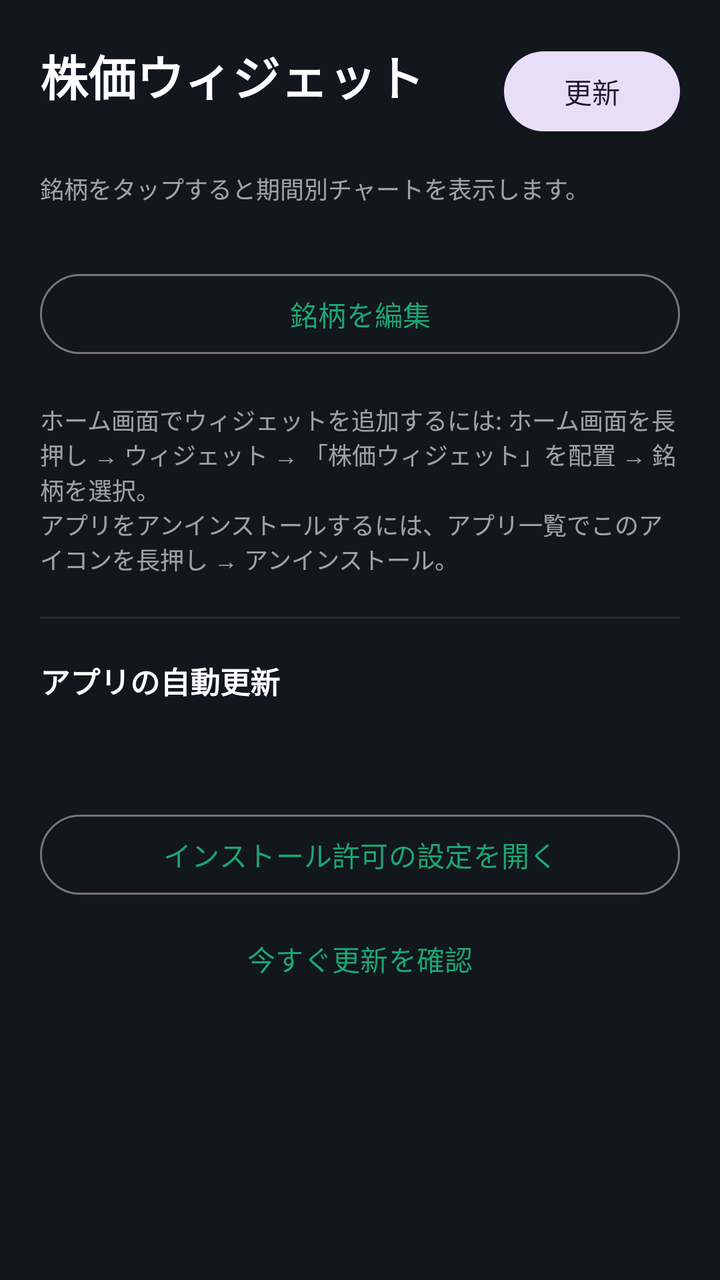
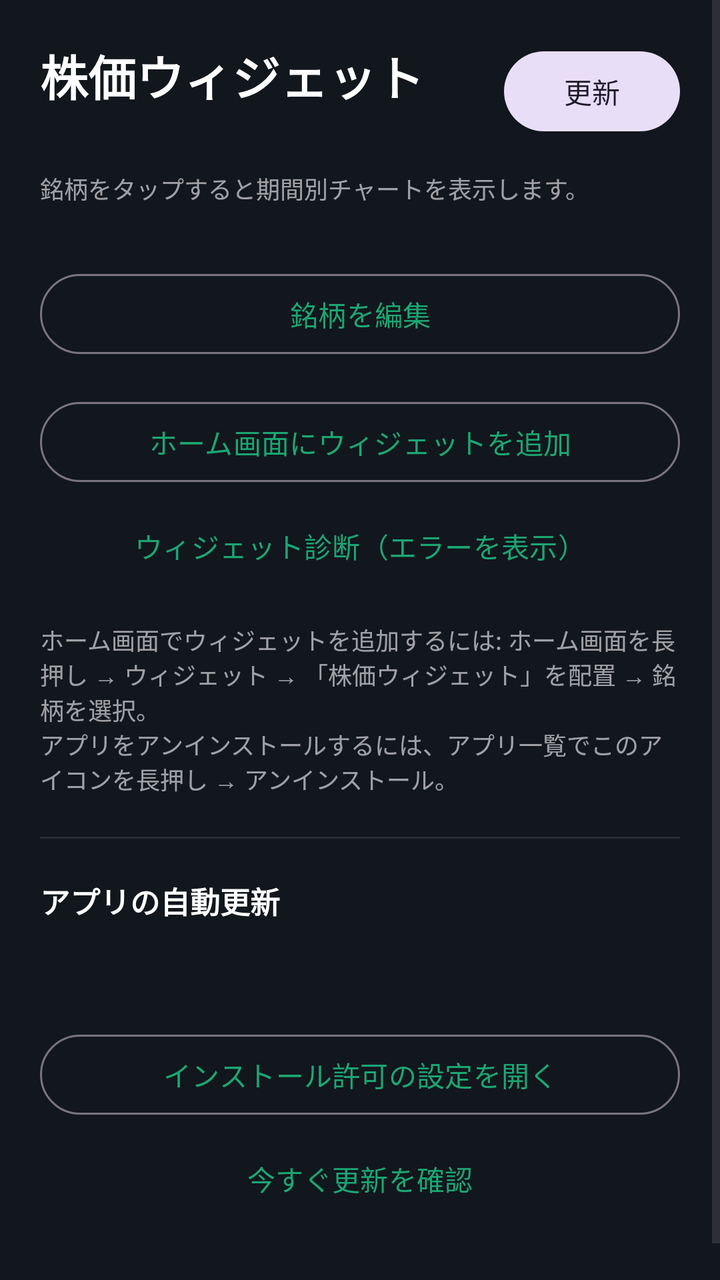

Two renders of the same Android screen: before a commit and after it. Below are the layout's source before the change and the commit's diff.
<!-- AndroidManifest.xml: activity theme Theme.StockWidget -->
<!-- res/layout/activity_main.xml -->
<?xml version="1.0" encoding="utf-8"?>
<FrameLayout
    xmlns:android="http://schemas.android.com/apk/res/android"
    android:layout_width="match_parent"
    android:layout_height="match_parent"
    android:background="#12161D">

    <ScrollView
        android:layout_width="match_parent"
        android:layout_height="match_parent"
        android:fillViewport="true">

        <LinearLayout
            android:layout_width="match_parent"
            android:layout_height="wrap_content"
            android:orientation="vertical"
            android:padding="20dp">

            <LinearLayout
                android:layout_width="match_parent"
                android:layout_height="wrap_content"
                android:orientation="horizontal"
                android:gravity="center_vertical">

                <LinearLayout
                    android:layout_width="0dp"
                    android:layout_height="wrap_content"
                    android:layout_weight="1"
                    android:orientation="vertical">

                    <TextView
                        android:layout_width="wrap_content"
                        android:layout_height="wrap_content"
                        android:text="@string/app_name"
                        android:textColor="#FFFFFF"
                        android:textSize="24sp"
                        android:textStyle="bold" />

                    <TextView
                        android:id="@+id/updated_at"
                        android:layout_width="wrap_content"
                        android:layout_height="wrap_content"
                        android:textColor="#99FFFFFF"
                        android:textSize="12sp" />
                </LinearLayout>

                <com.google.android.material.button.MaterialButton
                    android:id="@+id/refresh_button"
                    style="@style/Widget.Material3.Button.TonalButton"
                    android:layout_width="wrap_content"
                    android:layout_height="wrap_content"
                    android:text="@string/refresh" />
            </LinearLayout>

            <ProgressBar
                android:id="@+id/progress"
                android:layout_width="wrap_content"
                android:layout_height="wrap_content"
                android:layout_gravity="center_horizontal"
                android:layout_marginTop="24dp"
                android:visibility="gone" />

            <TextView
                android:layout_width="match_parent"
                android:layout_height="wrap_content"
                android:layout_marginTop="14dp"
                android:text="@string/tap_for_chart"
                android:textColor="#99FFFFFF"
                android:textSize="12sp" />

            <LinearLayout
                android:id="@+id/quotes_container"
                android:layout_width="match_parent"
                android:layout_height="wrap_content"
                android:orientation="vertical"
                android:layout_marginTop="10dp" />

            <com.google.android.material.button.MaterialButton
                android:id="@+id/edit_button"
                style="@style/Widget.Material3.Button.OutlinedButton"
                android:layout_width="match_parent"
                android:layout_height="wrap_content"
                android:layout_marginTop="20dp"
                android:text="@string/edit_watchlist" />

            <TextView
                android:layout_width="match_parent"
                android:layout_height="wrap_content"
                android:layout_marginTop="20dp"
                android:text="@string/widget_howto"
                android:textColor="#99FFFFFF"
                android:textSize="12sp" />

            <View
                android:layout_width="match_parent"
                android:layout_height="1dp"
                android:layout_marginTop="20dp"
                android:background="#33888888" />

            <TextView
                android:layout_width="match_parent"
                android:layout_height="wrap_content"
                android:layout_marginTop="20dp"
                android:text="@string/autoupdate_label"
                android:textColor="#FFFFFF"
                android:textStyle="bold"
                android:textSize="15sp" />

            <TextView
                android:id="@+id/version_text"
                android:layout_width="match_parent"
                android:layout_height="wrap_content"
                android:layout_marginTop="4dp"
                android:textColor="#99FFFFFF"
                android:textSize="12sp" />

            <TextView
                android:id="@+id/autoupdate_status"
                android:layout_width="match_parent"
                android:layout_height="wrap_content"
                android:layout_marginTop="6dp"
                android:textColor="#FFFFFF"
                android:textSize="13sp"
                android:textStyle="bold" />

            <com.google.android.material.button.MaterialButton
                android:id="@+id/autoupdate_button"
                style="@style/Widget.Material3.Button.OutlinedButton"
                android:layout_width="match_parent"
                android:layout_height="wrap_content"
                android:layout_marginTop="8dp"
                android:text="@string/autoupdate_button" />

            <com.google.android.material.button.MaterialButton
                android:id="@+id/check_update_button"
                style="@style/Widget.Material3.Button.TextButton"
                android:layout_width="match_parent"
                android:layout_height="wrap_content"
                android:layout_marginTop="4dp"
                android:text="@string/check_update_button" />

            <TextView
                android:id="@+id/update_log"
                android:layout_width="match_parent"
                android:layout_height="wrap_content"
                android:layout_marginTop="8dp"
                android:textColor="#FFD27A"
                android:textSize="13sp" />

        </LinearLayout>

    </ScrollView>

</FrameLayout>
<!-- resources referenced by this layout -->
<resources>
  <string name="app_name">株価ウィジェット</string>
  <string name="autoupdate_button">インストール許可の設定を開く</string>
  <string name="autoupdate_label">アプリの自動更新</string>
  <string name="check_update_button">今すぐ更新を確認</string>
  <string name="edit_watchlist">銘柄を編集</string>
  <string name="refresh">更新</string>
  <string name="tap_for_chart">銘柄をタップすると期間別チャートを表示します。</string>
  <string name="widget_howto">ホーム画面でウィジェットを追加するには: ホーム画面を長押し → ウィジェット → 「株価ウィジェット」を配置 → 銘柄を選択。\nアプリをアンインストールするには、アプリ一覧でこのアイコンを長押し → アンインストール。</string>
  <style name="Theme.StockWidget" parent="Theme.Material3.DayNight.NoActionBar">
          <item name="colorPrimary">#1BA672</item>
          <item name="colorOnPrimary">#FFFFFF</item>
      </style>
</resources>

<!-- the commit's change to res/layout/activity_main.xml (unified diff, before → after) -->
@@ -83,10 +83,26 @@
                 android:layout_marginTop="20dp"
                 android:text="@string/edit_watchlist" />
 
+            <com.google.android.material.button.MaterialButton
+                android:id="@+id/add_widget_button"
+                style="@style/Widget.Material3.Button.OutlinedButton"
+                android:layout_width="match_parent"
+                android:layout_height="wrap_content"
+                android:layout_marginTop="16dp"
+                android:text="@string/add_widget" />
+
+            <com.google.android.material.button.MaterialButton
+                android:id="@+id/diagnose_button"
+                style="@style/Widget.Material3.Button.TextButton"
+                android:layout_width="match_parent"
+                android:layout_height="wrap_content"
+                android:layout_marginTop="4dp"
+                android:text="@string/diagnose_widget" />
+
             <TextView
                 android:layout_width="match_parent"
                 android:layout_height="wrap_content"
-                android:layout_marginTop="20dp"
+                android:layout_marginTop="14dp"
                 android:text="@string/widget_howto"
                 android:textColor="#99FFFFFF"
                 android:textSize="12sp" />
<!-- resource entries referenced after the edit -->
@@ -1,9 +1,11 @@
 <!-- resources referenced by this layout -->
 <resources>
+  <string name="add_widget">ホーム画面にウィジェットを追加</string>
   <string name="app_name">株価ウィジェット</string>
   <string name="autoupdate_button">インストール許可の設定を開く</string>
   <string name="autoupdate_label">アプリの自動更新</string>
   <string name="check_update_button">今すぐ更新を確認</string>
+  <string name="diagnose_widget">ウィジェット診断（エラーを表示）</string>
   <string name="edit_watchlist">銘柄を編集</string>
   <string name="refresh">更新</string>
   <string name="tap_for_chart">銘柄をタップすると期間別チャートを表示します。</string>
